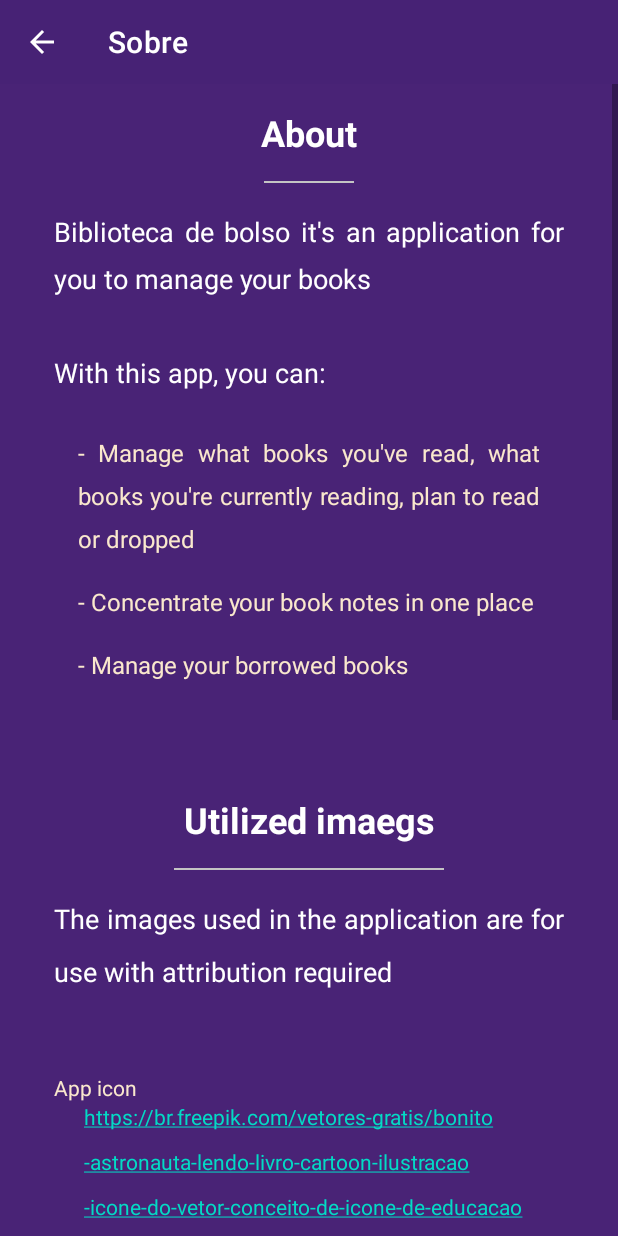
After one commit to Biblioteca-de-Bolso/mobileApp, an Android app: the AboutActivity screen opened directly, with no data from a screen before it, on a phone screen of 412 x 824 dp. The commit adds this screen. Run offline under Robolectric (Android 15) with nearby library versions, the phone set to English and light mode, and no system bars.

Commit message:
Add AboutActivity.kt and update pt-br translation. Fix 'forgot password' label color. Fix 'delete account' button color. Update disable account icon on navigation drawer

```diff
--- a/app/src/main/java/com/bibliotecadebolso/app/ui/home/HomeActivity.kt
+++ b/app/src/main/java/com/bibliotecadebolso/app/ui/home/HomeActivity.kt
@@ -16,6 +16,7 @@ import com.bibliotecadebolso.app.R
 import com.bibliotecadebolso.app.databinding.ActivityHomeBinding
 import com.bibliotecadebolso.app.ui.appAccess.AppAccessActivity
 import com.bibliotecadebolso.app.ui.home.nav.DeleteAccountActivity
+import com.bibliotecadebolso.app.ui.info.AboutActivity
 import com.bibliotecadebolso.app.util.Constants
 import com.google.android.material.appbar.MaterialToolbar
 import com.google.android.material.bottomnavigation.BottomNavigationView
@@ -115,7 +116,12 @@ class HomeActivity : AppCompatActivity() {
                     val intent = Intent(this, DeleteAccountActivity::class.java)
                     startActivity(intent)
                 }
+                R.id.mi_about -> {
+                    val intent = Intent(this, AboutActivity::class.java)
+                    startActivity(intent)
+                }
                 else -> {
+
                 }
             }
             true
--- /dev/null
+++ b/app/src/main/java/com/bibliotecadebolso/app/ui/info/AboutActivity.kt
@@ -0,0 +1,32 @@
+package com.bibliotecadebolso.app.ui.info
+
+import androidx.appcompat.app.AppCompatActivity
+import android.os.Bundle
+import android.view.MenuItem
+import com.bibliotecadebolso.app.R
+import com.bibliotecadebolso.app.databinding.ActivityAboutBinding
+
+class AboutActivity : AppCompatActivity() {
+
+    private lateinit var binding: ActivityAboutBinding
+    override fun onCreate(savedInstanceState: Bundle?) {
+        super.onCreate(savedInstanceState)
+
+        binding = ActivityAboutBinding.inflate(layoutInflater)
+
+        setSupportActionBar(binding.toolbar)
+
+        supportActionBar?.setDisplayHomeAsUpEnabled(true)
+
+        setContentView(binding.root)
+    }
+
+    override fun onOptionsItemSelected(item: MenuItem): Boolean {
+        when (item.itemId) {
+            android.R.id.home -> {
+                finish()
+            }
+        }
+        return super.onOptionsItemSelected(item)
+    }
+}
--- /dev/null
+++ b/app/src/main/res/drawable/ic_person_remove.xml
@@ -0,0 +1,5 @@
+<vector android:height="24dp" android:tint="#FFFFFF"
+    android:viewportHeight="24" android:viewportWidth="24"
+    android:width="24dp" xmlns:android="http://schemas.android.com/apk/res/android">
+    <path android:fillColor="@android:color/white" android:pathData="M14,8c0,-2.21 -1.79,-4 -4,-4S6,5.79 6,8s1.79,4 4,4S14,10.21 14,8zM17,10v2h6v-2H17zM2,18v2h16v-2c0,-2.66 -5.33,-4 -8,-4S2,15.34 2,18z"/>
+</vector>
--- /dev/null
+++ b/app/src/main/res/layout/activity_about.xml
@@ -0,0 +1,271 @@
+<?xml version="1.0" encoding="utf-8"?>
+<androidx.coordinatorlayout.widget.CoordinatorLayout xmlns:android="http://schemas.android.com/apk/res/android"
+    xmlns:app="http://schemas.android.com/apk/res-auto"
+    xmlns:tools="http://schemas.android.com/tools"
+    android:layout_width="match_parent"
+    android:layout_height="match_parent"
+    android:background="@color/purple_primary"
+    tools:context=".ui.info.AboutActivity">
+
+    <com.google.android.material.appbar.AppBarLayout
+        android:layout_width="match_parent"
+        android:layout_height="wrap_content"
+        android:theme="@style/Theme.MyApplication.AppBarOverlay"
+        app:elevation="0dp">
+
+        <androidx.appcompat.widget.Toolbar
+            android:id="@+id/toolbar"
+            android:layout_width="match_parent"
+            android:layout_height="?attr/actionBarSize"
+            android:background="@color/splash_screen_dark_purple"
+            app:popupTheme="@style/purpleTopBarWithNoOverlay" />
+
+    </com.google.android.material.appbar.AppBarLayout>
+
+    <ScrollView
+        android:layout_width="match_parent"
+        android:layout_height="wrap_content"
+        android:layout_marginTop="56dp">
+
+        <LinearLayout
+            android:layout_width="match_parent"
+            android:layout_height="wrap_content"
+            android:layout_marginHorizontal="16dp"
+            android:orientation="vertical">
+
+            <TextView
+                android:layout_width="match_parent"
+                android:layout_height="wrap_content"
+                android:layout_gravity="center"
+                android:gravity="center"
+                android:padding="16dp"
+                android:text="@string/label_about"
+                android:textColor="@color/white"
+                android:textSize="24sp"
+                android:textStyle="bold" />
+
+            <com.google.android.material.divider.MaterialDivider
+                android:layout_width="match_parent"
+                android:layout_height="wrap_content"
+                android:layout_marginHorizontal="160dp"
+                android:layout_marginBottom="20dp"
+                app:dividerColor="@color/gray" />
+
+            <TextView
+                android:layout_width="match_parent"
+                android:layout_height="wrap_content"
+                android:justificationMode="inter_word"
+                android:lineSpacingExtra="10sp"
+                android:paddingHorizontal="20dp"
+                android:layout_marginBottom="20dp"
+                android:text="@string/about_text_1"
+                android:textColor="@color/white"
+                android:textSize="18sp" />
+
+            <LinearLayout
+                android:layout_width="match_parent"
+                android:layout_height="wrap_content"
+                android:layout_marginTop="10dp"
+                android:layout_marginBottom="60dp"
+                android:layout_marginHorizontal="16dp"
+                android:orientation="vertical">
+
+                <TextView
+                    android:layout_width="match_parent"
+                    android:layout_height="wrap_content"
+                    android:justificationMode="inter_word"
+                    android:lineSpacingExtra="10sp"
+                    android:paddingHorizontal="20dp"
+                    android:layout_marginBottom="20dp"
+                    android:text="@string/about_text_2_item_1"
+                    android:textColor="@color/m_editor_wheat"
+                    android:textSize="16sp" />
+
+                <TextView
+                    android:layout_width="match_parent"
+                    android:layout_height="wrap_content"
+                    android:justificationMode="inter_word"
+                    android:lineSpacingExtra="10sp"
+                    android:paddingHorizontal="20dp"
+                    android:layout_marginBottom="20dp"
+                    android:text="@string/about_text_2_item_2"
+                    android:textColor="@color/m_editor_wheat"
+                    android:textSize="16sp" />
+
+                <TextView
+                    android:layout_width="match_parent"
+                    android:layout_height="wrap_content"
+                    android:justificationMode="inter_word"
+                    android:lineSpacingExtra="10sp"
+                    android:paddingHorizontal="20dp"
+                    android:text="@string/about_text_2_item_3"
+                    android:textColor="@color/m_editor_wheat"
+                    android:textSize="16sp" />
+            </LinearLayout>
+
+
+            <TextView
+                android:layout_width="match_parent"
+                android:layout_height="wrap_content"
+                android:layout_gravity="center"
+                android:gravity="center"
+                android:padding="16dp"
+                android:text="@string/label_utilized_images"
+                android:textColor="@color/white"
+                android:textSize="24sp"
+                android:textStyle="bold" />
+
+            <com.google.android.material.divider.MaterialDivider
+                android:layout_width="match_parent"
+                android:layout_height="wrap_content"
+                android:layout_marginHorizontal="100dp"
+                android:layout_marginBottom="20dp"
+                app:dividerColor="@color/gray" />
+
+            <TextView
+                android:layout_width="match_parent"
+                android:layout_height="wrap_content"
+                android:justificationMode="inter_word"
+                android:lineSpacingExtra="14sp"
+                android:paddingHorizontal="20dp"
+                android:text="@string/about_utilized_images_label_1"
+                android:textColor="@color/white"
+                android:textSize="18sp" />
+
+            <TextView
+                android:layout_width="match_parent"
+                android:layout_height="wrap_content"
+                android:layout_marginTop="20dp"
+                android:justificationMode="inter_word"
+                android:lineSpacingExtra="14sp"
+                android:paddingHorizontal="20dp"
+                android:text="@string/label_app_icon"
+                android:textColor="@color/m_editor_wheat"
+                android:textSize="14sp" />
+
+            <TextView
+                android:layout_width="match_parent"
+                android:layout_height="wrap_content"
+                android:autoLink="web"
+                android:justificationMode="inter_word"
+                android:lineSpacingExtra="14sp"
+                android:paddingHorizontal="40dp"
+                android:text="@string/label_link_app_icon"
+                android:textColor="@color/m_editor_wheat"
+                android:textSize="14sp" />
+
+            <TextView
+                android:layout_width="match_parent"
+                android:layout_height="wrap_content"
+                android:layout_marginTop="20dp"
+                android:justificationMode="inter_word"
+                android:lineSpacingExtra="14sp"
+                android:paddingHorizontal="20dp"
+                android:text="@string/label_app_font"
+                android:textColor="@color/m_editor_wheat"
+                android:textSize="14sp" />
+
+            <TextView
+                android:layout_width="match_parent"
+                android:layout_height="wrap_content"
+                android:autoLink="web"
+                android:justificationMode="inter_word"
+                android:lineSpacingExtra="14sp"
+                android:paddingHorizontal="40dp"
+                android:text="@string/label_app_link_font"
+                android:textColor="@color/m_editor_wheat"
+                android:textSize="14sp" />
+
+            <TextView
+                android:layout_width="match_parent"
+                android:layout_height="wrap_content"
+                android:layout_marginTop="20dp"
+                android:justificationMode="inter_word"
+                android:lineSpacingExtra="14sp"
+                android:paddingHorizontal="20dp"
+                android:text="@string/label_splash_screen"
+                android:textColor="@color/m_editor_wheat"
+                android:textSize="14sp" />
+
+            <TextView
+                android:layout_width="match_parent"
+                android:layout_height="wrap_content"
+                android:autoLink="web"
+                android:justificationMode="inter_word"
+                android:lineSpacingExtra="14sp"
+                android:paddingHorizontal="40dp"
+                android:text="@string/label_link_splash_screen"
+                android:textColor="@color/m_editor_wheat"
+                android:textSize="14sp" />
+
+            <TextView
+                android:layout_width="match_parent"
+                android:layout_height="wrap_content"
+                android:layout_marginTop="20dp"
+                android:justificationMode="inter_word"
+                android:lineSpacingExtra="14sp"
+                android:paddingHorizontal="20dp"
+                android:text="@string/label_login_screen"
+                android:textColor="@color/m_editor_wheat"
+                android:textSize="14sp" />
+
+            <TextView
+                android:layout_width="match_parent"
+                android:layout_height="wrap_content"
+                android:autoLink="web"
+                android:justificationMode="inter_word"
+                android:lineSpacingExtra="14sp"
+                android:paddingHorizontal="40dp"
+                android:text="@string/label_link_bg_login_screen"
+                android:textColor="@color/m_editor_wheat"
+                android:textSize="14sp" />
+
+            <TextView
+                android:layout_width="match_parent"
+                android:layout_height="wrap_content"
+                android:layout_marginTop="20dp"
+                android:justificationMode="inter_word"
+                android:lineSpacingExtra="14sp"
+                android:paddingHorizontal="20dp"
+                android:text="@string/label_book_icon"
+                android:textColor="@color/m_editor_wheat"
+                android:textSize="14sp" />
+
+            <TextView
+                android:layout_width="match_parent"
+                android:layout_height="wrap_content"
+                android:autoLink="web"
+                android:justificationMode="inter_word"
+                android:lineSpacingExtra="14sp"
+                android:paddingHorizontal="40dp"
+                android:text="@string/label_link_book_icon"
+                android:textColor="@color/gray"
+                android:textSize="14sp" />
+
+
+            <TextView
+                android:layout_width="match_parent"
+                android:layout_height="wrap_content"
+                android:layout_marginTop="20dp"
+                android:justificationMode="inter_word"
+                android:lineSpacingExtra="14sp"
+                android:paddingHorizontal="20dp"
+                android:text="@string/label_other_icons"
+                android:textColor="@color/m_editor_wheat"
+                android:textSize="14sp" />
+
+            <TextView
+                android:layout_width="match_parent"
+                android:layout_height="wrap_content"
+                android:layout_marginBottom="40dp"
+                android:autoLink="web"
+                android:justificationMode="inter_word"
+                android:lineSpacingExtra="14sp"
+                android:paddingHorizontal="40dp"
+                android:text="@string/label_link_materialdesignicons"
+                android:textColor="@color/gray"
+                android:textSize="14sp" />
+        </LinearLayout>
+    </ScrollView>
+
+</androidx.coordinatorlayout.widget.CoordinatorLayout>
--- a/app/src/main/res/layout/activity_delete_accout.xml
+++ b/app/src/main/res/layout/activity_delete_accout.xml
@@ -77,6 +77,7 @@
             android:layout_height="wrap_content"
             android:layout_gravity="start"
             android:text="@string/title_activity_delete_account"
+            android:textColor="@color/white"
             app:layout_constraintBottom_toBottomOf="parent"
             app:layout_constraintEnd_toEndOf="parent"
             app:layout_constraintStart_toStartOf="parent"
--- a/app/src/main/res/layout/fragment_access.xml
+++ b/app/src/main/res/layout/fragment_access.xml
@@ -66,7 +66,7 @@
             android:clickable="true"
             android:gravity="center"
             android:text="@string/label_forgot_password"
-            android:textColor="@color/gd_blue_purple_3"
+            android:textColor="@color/white"
             android:textSize="18sp"
             android:textStyle="bold"
             app:layout_constraintEnd_toEndOf="parent"
--- a/app/src/main/res/menu/topbar_main_menu.xml
+++ b/app/src/main/res/menu/topbar_main_menu.xml
@@ -14,7 +14,7 @@
 
         <item
             android:id="@+id/mi_disable_account"
-            android:icon="@drawable/ic_exit"
+            android:icon="@drawable/ic_person_remove"
             android:title="@string/label_disable_account"/>
     </group>
 
--- a/app/src/main/res/values/strings.xml
+++ b/app/src/main/res/values/strings.xml
@@ -180,6 +180,25 @@
     <string name="label_book_borrowed_and_not_returned">This book has already been borrowed and has not been returned.</string>
     <string name="label_analyzing_avaliability">Analyzing availability…</string>
 
+    <string name="label_link_app_icon"><![CDATA[https://br.freepik.com/vetores-gratis/bonito-astronauta-lendo-livro-cartoon-ilustracao-icone-do-vetor-conceito-de-icone-de-educacao-cientifica-isolado-vetor-premium-estilo-de-desenho-animado-plano_22750868.htm#&position=3&from_view=detail#&position=3&from_view=detail]]></string>
+    <string name="label_app_icon">App icon</string>
+    <string name="label_app_font">\'biblioteca de bolso\' font family</string>
+    <string name="label_app_link_font">https://fonts.google.com/specimen/Glass+Antiqua</string>
+    <string name="label_splash_screen">Splash screen</string>
+    <string name="label_link_splash_screen">https://br.freepik.com/vetores-gratis/fundo-de-galaxia-de-desenho-animado_14350787.htm?query=space%20cartoon</string>
+    <string name="label_login_screen">Login screen</string>
+    <string name="label_link_bg_login_screen"><![CDATA[https://www.freepik.com/free-vector/interior-living-room-with-sofa_6993916.htm#query=cartoon%20bookshelf&position=4&from_view=keyword]]></string>
+    <string name="label_book_icon">Book icon</string>
+    <string name="label_link_book_icon">https://www.svgrepo.com/svg/79628/book</string>
+    <string name="label_other_icons">Other icons</string>
+    <string name="label_link_materialdesignicons">https://materialdesignicons.com/</string>
+    <string name="about_text_1">Biblioteca de bolso it\'s an application for you to manage your books\n\nWith this app, you can:</string>
+    <string name="about_text_2_item_1">- Manage what books you\'ve read, what books you\'re currently reading, plan to read or dropped</string>
+    <string name="about_text_2_item_2">- Concentrate your book notes in one place</string>
+    <string name="about_text_2_item_3">- Manage your borrowed books</string>
+    <string name="label_utilized_images">Utilized imaegs</string>
+    <string name="about_utilized_images_label_1">The images used in the application are for use with attribution required\n</string>
+
 
     <string name="error_email_not_valid">Email not valid</string>
     <string name="error_password_length_between_8_and_32">Password must have length between 8 and 32</string>
```
Also changed, not shown: app/src/main/AndroidManifest.xml (+13 -3 lines), 1 other file.
